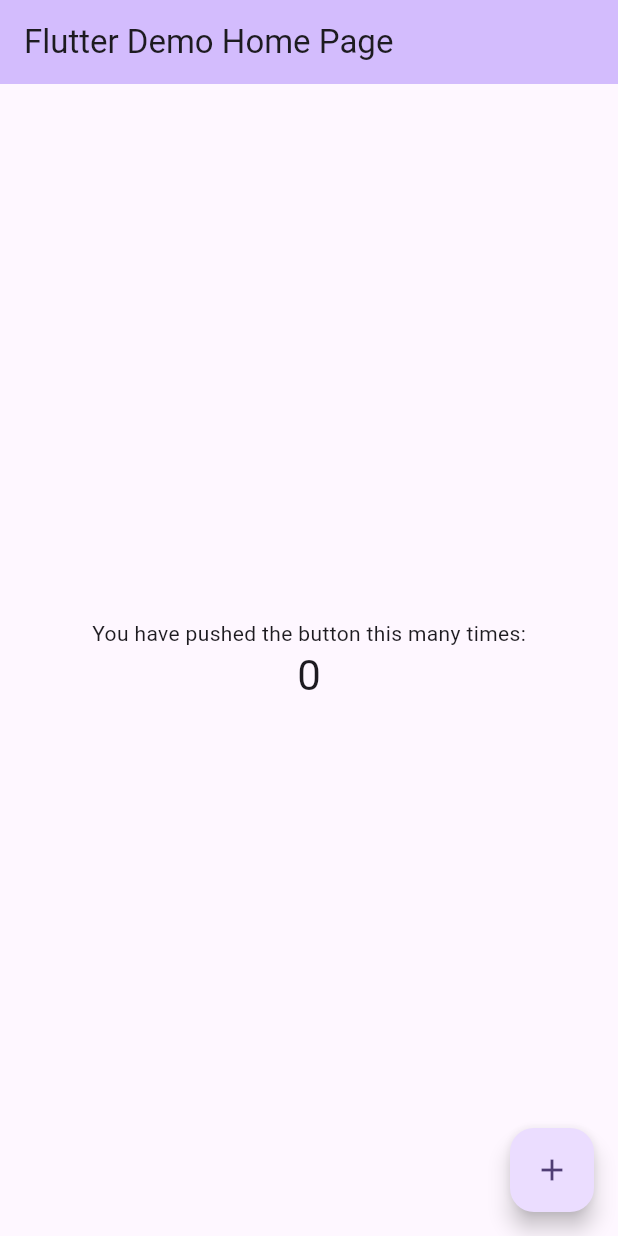
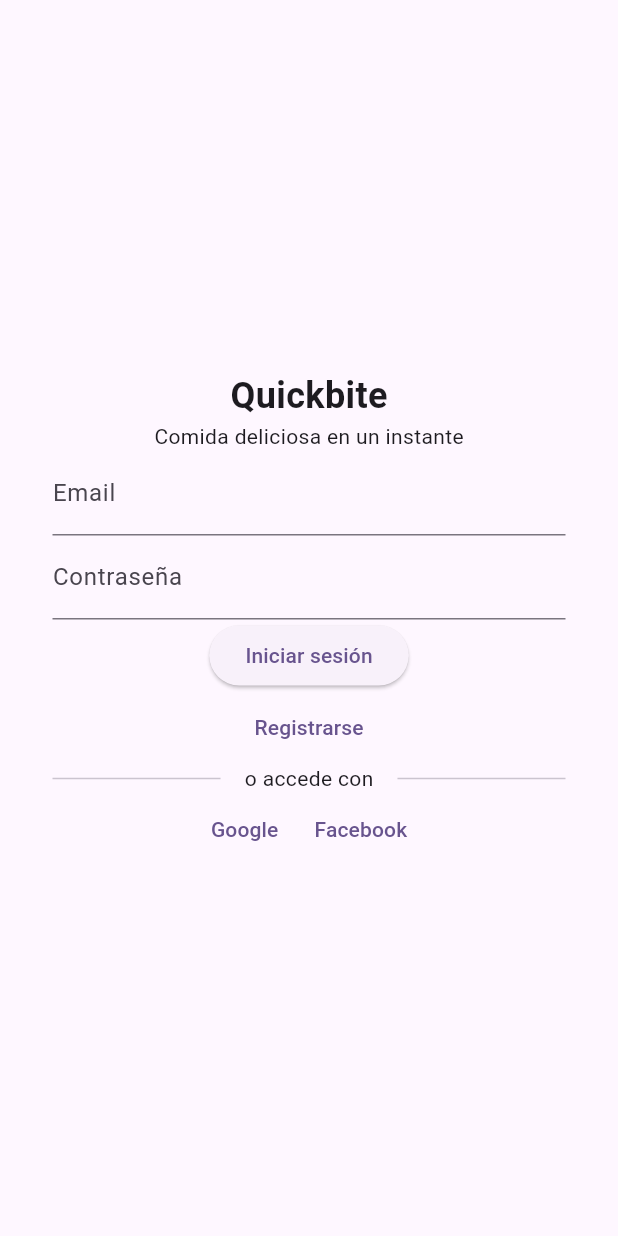
Before and after one commit to JeffDevX/quickbite_app, a Flutter app: the screen it shows after launch, on a phone screen of 412 x 824 dp. Run offline on Flutter 3.47's test engine with Material 3 defaults, Android fonts, the phone set to English and light mode, and no system bars; our stand-ins replace bloc, flutter_bloc, go_router.

Commit message:
Add auth screens/blocs, routing and iOS update
Introduce login, register and home features with corresponding UI and BLoC files (login_bloc, login_event, login_state, register_bloc, register_event, register_state). Add GoRouter-based routing (appRouter) and migrate app to MaterialApp.router (initial route '/login') with LoginBloc provided to the login screen. Remove the default sample MyHomePage scaffold. Update pubspec.yaml to add go_router and minor formatting change. Bump iOS deployment target to 13.0 and add custom LLDB init file in the Xcode scheme.

```diff
--- /dev/null
+++ b/lib/features/login/bloc/login_bloc.dart
@@ -0,0 +1,41 @@
+import 'package:bloc/bloc.dart';
+import 'package:flutter/material.dart';
+
+part 'login_event.dart';
+part 'login_state.dart';
+
+class LoginBloc extends Bloc<LoginEvent, LoginState> {
+  LoginBloc() : super(LoginInitial()) {
+    on<LoginSubmitted>(_onLoginSubmitted);
+  }
+  Future<void> _onLoginSubmitted(
+    LoginSubmitted event,
+    Emitter<LoginState> emit,
+  ) async {
+    if (event.email.isEmpty || event.password.isEmpty) {
+      emit(
+        LoginError(
+          message: 'Por favor completa todos los campos',
+          password: event.password,
+          email: event.email,
+        ),
+      );
+      return;
+    }
+
+    emit(LoginLoading(password: event.password, email: event.email));
+
+    try {
+      await Future.delayed(Duration(seconds: 2));
+      emit(LoginSuccess(password: event.password, email: event.email));
+    } catch (_) {
+      emit(
+        LoginError(
+          message: 'Error al iniciar sesión',
+          password: event.password,
+          email: event.email,
+        ),
+      );
+    }
+  }
+}
--- /dev/null
+++ b/lib/features/login/bloc/login_event.dart
@@ -0,0 +1,15 @@
+part of 'login_bloc.dart';
+
+@immutable
+sealed class LoginEvent {}
+
+final class LoginSubmitted extends LoginEvent {
+  final String email;
+  final String password;
+
+  LoginSubmitted({required this.email, required this.password});
+}
+
+final class GoogleLoginPressed extends LoginEvent {}
+
+final class FacebookLoginPressed extends LoginEvent {}
--- /dev/null
+++ b/lib/features/login/bloc/login_state.dart
@@ -0,0 +1,31 @@
+part of 'login_bloc.dart';
+
+@immutable
+sealed class LoginState {
+  final String password;
+  final String email;
+
+  const LoginState({required this.password, required this.email});
+}
+
+final class LoginInitial extends LoginState {
+  const LoginInitial() : super(password: '', email: '');
+}
+
+final class LoginLoading extends LoginState {
+  const LoginLoading({required super.password, required super.email});
+}
+
+final class LoginSuccess extends LoginState {
+  const LoginSuccess({required super.password, required super.email});
+}
+
+final class LoginError extends LoginState {
+  final String message;
+
+  const LoginError({
+    required this.message,
+    required super.password,
+    required super.email,
+  });
+}
--- /dev/null
+++ b/lib/features/login/screens/login_screen.dart
@@ -0,0 +1,99 @@
+import 'package:flutter/material.dart';
+import 'package:flutter_bloc/flutter_bloc.dart';
+import 'package:go_router/go_router.dart';
+import 'package:quickbite_app/features/login/bloc/login_bloc.dart';
+
+class LoginScreen extends StatelessWidget {
+  const LoginScreen({super.key});
+
+  @override
+  Widget build(BuildContext context) {
+    final TextEditingController emailController = TextEditingController();
+    final TextEditingController passwordController = TextEditingController();
+
+    return Scaffold(
+      body: Center(
+        child: Padding(
+          padding: const EdgeInsets.all(35.0),
+          child: Column(
+            mainAxisAlignment: MainAxisAlignment.center,
+            children: [
+              Text(
+                'Quickbite',
+                style: TextStyle(fontSize: 24, fontWeight: FontWeight.bold),
+              ),
+              Text('Comida deliciosa en un instante'),
+              Form(
+                child: BlocListener<LoginBloc, LoginState>(
+                  listener: (context, state) {
+                    //If login is successful, navigate to home
+                    if (state is LoginSuccess) {
+                      context.go('/home');
+                    }
+                    //If login fails, show error message
+                    if (state is LoginError) {
+                      ScaffoldMessenger.of(
+                        context,
+                      ).showSnackBar(SnackBar(content: Text(state.message)));
+                    }
+                  },
+                  child: Column(
+                    children: [
+                      TextFormField(
+                        controller: emailController,
+                        decoration: InputDecoration(label: Text('Email')),
+                      ),
+                      TextFormField(
+                        controller: passwordController,
+                        decoration: InputDecoration(label: Text('Contraseña')),
+                      ),
+                      BlocBuilder<LoginBloc, LoginState>(
+                        builder: (context, state) {
+                          return ElevatedButton(
+                            onPressed:
+                                () => context.read<LoginBloc>().add(
+                                  LoginSubmitted(
+                                    email: emailController.text,
+                                    password: passwordController.text,
+                                  ),
+                                ),
+                            child:
+                                state is LoginLoading
+                                    ? CircularProgressIndicator()
+                                    : Text('Iniciar sesión'),
+                          );
+                        },
+                      ),
+                    ],
+                  ),
+                ),
+              ),
+              TextButton(
+                onPressed: () {
+                  context.go('/register');
+                },
+                child: Text('Registrarse'),
+              ),
+              Row(
+                spacing: 16,
+                mainAxisAlignment: MainAxisAlignment.center,
+                children: [
+                  Expanded(child: Divider(height: 1)),
+                  Text('o accede con'),
+                  Expanded(child: Divider(height: 1)),
+                ],
+              ),
+              Row(
+                mainAxisAlignment: MainAxisAlignment.center,
+                children: [
+                  TextButton(onPressed: () {}, child: Text('Google')),
+                  TextButton(onPressed: () {}, child: Text('Facebook')),
+                ],
+              ),
+            ],
+          ),
+        ),
+      ),
+    );
+  }
+}
--- /dev/null
+++ b/lib/features/register/bloc/register_event.dart
@@ -0,0 +1,9 @@
+part of 'register_bloc.dart';
+
+@immutable
+sealed class RegisterEvent {
+  final String email;
+  final String password;
+
+  const RegisterEvent({required this.email, required this.password});
+}
--- /dev/null
+++ b/lib/features/register/bloc/register_state.dart
@@ -0,0 +1,6 @@
+part of 'register_bloc.dart';
+
+@immutable
+sealed class RegisterState {}
+
+final class RegisterInitial extends RegisterState {}
--- a/lib/main.dart
+++ b/lib/main.dart
@@ -1,4 +1,5 @@
 import 'package:flutter/material.dart';
+import 'package:quickbite_app/routes/app_router.dart';
 
 void main() {
   runApp(const MyApp());
@@ -7,116 +8,15 @@ void main() {
 class MyApp extends StatelessWidget {
   const MyApp({super.key});
 
-  // This widget is the root of your application.
   @override
   Widget build(BuildContext context) {
-    return MaterialApp(
-      title: 'Flutter Demo',
+    return MaterialApp.router(
+      routerConfig: appRouter,
+      debugShowCheckedModeBanner: false,
+      title: 'QuickBite',
       theme: ThemeData(
-        // This is the theme of your application.
-        //
-        // TRY THIS: Try running your application with "flutter run". You'll see
-        // the application has a purple toolbar. Then, without quitting the app,
-        // try changing the seedColor in the colorScheme below to Colors.green
-        // and then invoke "hot reload" (save your changes or press the "hot
-        // reload" button in a Flutter-supported IDE, or press "r" if you used
-        // the command line to start the app).
-        //
-        // Notice that the counter didn't reset back to zero; the application
-        // state is not lost during the reload. To reset the state, use hot
-        // restart instead.
-        //
-        // This works for code too, not just values: Most code changes can be
-        // tested with just a hot reload.
         colorScheme: ColorScheme.fromSeed(seedColor: Colors.deepPurple),
       ),
-      home: const MyHomePage(title: 'Flutter Demo Home Page'),
     );
   }
 }
-
-class MyHomePage extends StatefulWidget {
-  const MyHomePage({super.key, required this.title});
-
-  // This widget is the home page of your application. It is stateful, meaning
-  // that it has a State object (defined below) that contains fields that affect
-  // how it looks.
-
-  // This class is the configuration for the state. It holds the values (in this
-  // case the title) provided by the parent (in this case the App widget) and
-  // used by the build method of the State. Fields in a Widget subclass are
-  // always marked "final".
-
-  final String title;
-
-  @override
-  State<MyHomePage> createState() => _MyHomePageState();
-}
-
-class _MyHomePageState extends State<MyHomePage> {
-  int _counter = 0;
-
-  void _incrementCounter() {
-    setState(() {
-      // This call to setState tells the Flutter framework that something has
-      // changed in this State, which causes it to rerun the build method below
-      // so that the display can reflect the updated values. If we changed
-      // _counter without calling setState(), then the build method would not be
-      // called again, and so nothing would appear to happen.
-      _counter++;
-    });
-  }
-
-  @override
-  Widget build(BuildContext context) {
-    // This method is rerun every time setState is called, for instance as done
-    // by the _incrementCounter method above.
-    //
-    // The Flutter framework has been optimized to make rerunning build methods
-    // fast, so that you can just rebuild anything that needs updating rather
-    // than having to individually change instances of widgets.
-    return Scaffold(
-      appBar: AppBar(
-        // TRY THIS: Try changing the color here to a specific color (to
-        // Colors.amber, perhaps?) and trigger a hot reload to see the AppBar
-        // change color while the other colors stay the same.
-        backgroundColor: Theme.of(context).colorScheme.inversePrimary,
-        // Here we take the value from the MyHomePage object that was created by
-        // the App.build method, and use it to set our appbar title.
-        title: Text(widget.title),
-      ),
-      body: Center(
-        // Center is a layout widget. It takes a single child and positions it
-        // in the middle of the parent.
-        child: Column(
-          // Column is also a layout widget. It takes a list of children and
-          // arranges them vertically. By default, it sizes itself to fit its
-          // children horizontally, and tries to be as tall as its parent.
-          //
-          // Column has various properties to control how it sizes itself and
-          // how it positions its children. Here we use mainAxisAlignment to
-          // center the children vertically; the main axis here is the vertical
-          // axis because Columns are vertical (the cross axis would be
-          // horizontal).
-          //
-          // TRY THIS: Invoke "debug painting" (choose the "Toggle Debug Paint"
-          // action in the IDE, or press "p" in the console), to see the
-          // wireframe for each widget.
-          mainAxisAlignment: MainAxisAlignment.center,
-          children: <Widget>[
-            const Text('You have pushed the button this many times:'),
-            Text(
-              '$_counter',
-              style: Theme.of(context).textTheme.headlineMedium,
-            ),
-          ],
-        ),
-      ),
-      floatingActionButton: FloatingActionButton(
-        onPressed: _incrementCounter,
-        tooltip: 'Increment',
-        child: const Icon(Icons.add),
-      ), // This trailing comma makes auto-formatting nicer for build methods.
-    );
-  }
-}
--- /dev/null
+++ b/lib/routes/app_router.dart
@@ -0,0 +1,26 @@
+import 'package:go_router/go_router.dart';
+import 'package:quickbite_app/features/home/screens/home_screen.dart';
+import 'package:quickbite_app/features/login/bloc/login_bloc.dart';
+import 'package:quickbite_app/features/login/screens/login_screen.dart';
+import 'package:quickbite_app/features/register/screens/register_screen.dart';
+import 'package:flutter_bloc/flutter_bloc.dart';
+
+final appRouter = GoRouter(
+  initialLocation: '/login',
+  routes: [
+    GoRoute(
+      path: '/login',
+      builder: (context, state) {
+        return BlocProvider(
+          create: (context) => LoginBloc(),
+          child: const LoginScreen(),
+        );
+      },
+    ),
+    GoRoute(
+      path: '/register',
+      builder: (context, state) => const RegisterScreen(),
+    ),
+    GoRoute(path: '/home', builder: (context, state) => const HomeScreen()),
+  ],
+);
--- a/pubspec.yaml
+++ b/pubspec.yaml
@@ -2,7 +2,7 @@ name: quickbite_app
 description: "A new Flutter project."
 # The following line prevents the package from being accidentally published to
 # pub.dev using `flutter pub publish`. This is preferred for private packages.
-publish_to: 'none' # Remove this line if you wish to publish to pub.dev
+publish_to: "none" # Remove this line if you wish to publish to pub.dev
 
 # The following defines the version and build number for your application.
 # A version number is three numbers separated by dots, like 1.2.43
@@ -33,6 +33,7 @@ dependencies:
   flutter:
     sdk: flutter
   flutter_bloc: ^9.1.1
+  go_router: ^17.1.0
 
 dev_dependencies:
   flutter_lints: ^5.0.0
@@ -43,7 +44,6 @@ dev_dependencies:
 # following page: https://dart.dev/tools/pub/pubspec
 # The following section is specific to Flutter packages.
 flutter:
-
   # The following line ensures that the Material Icons font is
   # included with your application, so that you can use the icons in
   # the material Icons class.
```
Also changed, not shown: lib/features/home/screens/home_screen.dart (added, +21 -0 lines), lib/features/register/bloc/register_bloc.dart (added, +13 -0 lines), lib/features/register/screens/register_screen.dart (added, +19 -0 lines), 3 other files.
